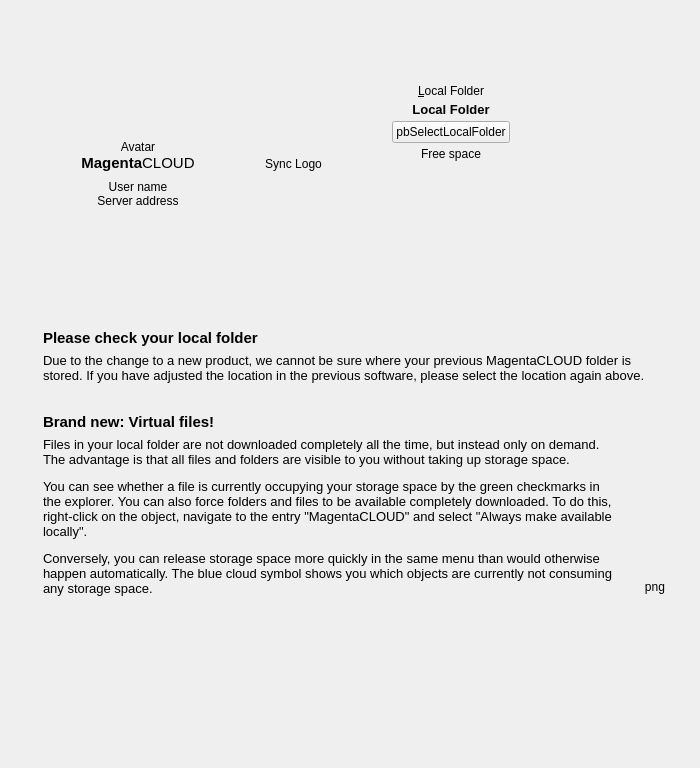
The window that src/gui/wizard/owncloudadvancedsetuppage.ui (nextmcloud/desktop) describes before a commit, drawn with Qt 5.
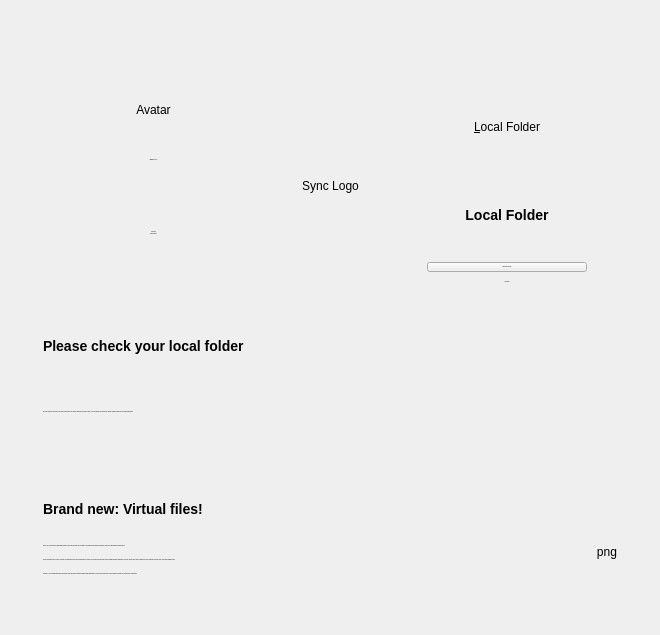
The same window after the commit.

```diff
--- a/src/gui/wizard/owncloudadvancedsetuppage.ui
+++ b/src/gui/wizard/owncloudadvancedsetuppage.ui
@@ -6,8 +6,8 @@
    <rect>
     <x>0</x>
     <y>0</y>
-    <width>700</width>
-    <height>768</height>
+    <width>660</width>
+    <height>635</height>
    </rect>
   </property>
   <property name="sizePolicy">
@@ -19,7 +19,9 @@
   <property name="windowTitle">
    <string notr="true">Form</string>
   </property>
-  <layout class="QVBoxLayout" name="verticalLayout_6">
+  <layout class="QHBoxLayout" name="horizontalLayout_6">
+   <item>
+    <layout class="QVBoxLayout" name="verticalLayout_4">
    <item>
     <spacer name="verticalSpacer_2">
      <property name="orientation">
@@ -37,26 +39,26 @@
     </spacer>
    </item>
    <item>
-    <layout class="QHBoxLayout" name="horizontalLayout_4">
-     <item>
-      <spacer name="horizontalSpacer_12">
-       <property name="orientation">
-        <enum>Qt::Horizontal</enum>
-       </property>
-       <property name="sizeType">
-        <enum>QSizePolicy::Preferred</enum>
-       </property>
-       <property name="sizeHint" stdset="0">
-        <size>
-         <width>70</width>
-         <height>20</height>
-        </size>
-       </property>
-      </spacer>
-     </item>
-     <item>
       <layout class="QHBoxLayout" name="horizontalLayout_3">
        <item>
+        <spacer name="horizontalSpacer_12">
+         <property name="orientation">
+          <enum>Qt::Horizontal</enum>
+         </property>
+         <property name="sizeType">
+          <enum>QSizePolicy::Preferred</enum>
+         </property>
+         <property name="sizeHint" stdset="0">
+          <size>
+           <width>32</width>
+           <height>20</height>
+          </size>
+         </property>
+        </spacer>
+       </item>
+       <item>
+        <layout class="QHBoxLayout" name="horizontalLayout_2">
+         <item>
         <layout class="QVBoxLayout" name="verticalLayout_2">
          <property name="spacing">
           <number>0</number>
@@ -67,12 +69,12 @@
             <enum>Qt::Vertical</enum>
            </property>
            <property name="sizeType">
-            <enum>QSizePolicy::Expanding</enum>
+              <enum>QSizePolicy::Preferred</enum>
            </property>
            <property name="sizeHint" stdset="0">
             <size>
              <width>20</width>
-             <height>40</height>
+               <height>64</height>
             </size>
            </property>
           </spacer>
@@ -87,16 +89,36 @@
            </property>
           </widget>
          </item>
+           <item>
+            <spacer name="verticalSpacer_10">
+             <property name="orientation">
+              <enum>Qt::Vertical</enum>
+             </property>
+             <property name="sizeType">
+              <enum>QSizePolicy::Fixed</enum>
+             </property>
+             <property name="sizeHint" stdset="0">
+              <size>
+               <width>20</width>
+               <height>8</height>
+              </size>
+             </property>
+            </spacer>
+           </item>
          <item>
           <widget class="QLabel" name="userNameLabel_2">
            <property name="font">
             <font>
              <family>Segoe UI</family>
-             <pointsize>11</pointsize>
+               <pointsize>-1</pointsize>
              <weight>50</weight>
+               <italic>false</italic>
              <bold>false</bold>
             </font>
            </property>
+             <property name="styleSheet">
+              <string notr="true">font: 14px &quot;Segoe UI&quot;; color: #191919</string>
+             </property>
            <property name="text">
             <string>&lt;b&gt;Magenta&lt;/b&gt;CLOUD</string>
            </property>
@@ -126,11 +148,15 @@
            <property name="font">
             <font>
              <family>Segoe UI</family>
-             <pointsize>9</pointsize>
+               <pointsize>-1</pointsize>
              <weight>50</weight>
+               <italic>false</italic>
              <bold>false</bold>
             </font>
            </property>
+             <property name="styleSheet">
+              <string notr="true">font: 13px &quot;Segoe UI&quot;;</string>
+             </property>
            <property name="text">
             <string>User name</string>
            </property>
@@ -144,9 +170,15 @@
            <property name="font">
             <font>
              <family>Segoe UI</family>
-             <pointsize>9</pointsize>
-            </font>
-           </property>
+               <pointsize>-1</pointsize>
+               <weight>50</weight>
+               <italic>false</italic>
+               <bold>false</bold>
+              </font>
+             </property>
+             <property name="styleSheet">
+              <string notr="true">font: 13px &quot;Segoe UI&quot;;</string>
+             </property>
            <property name="text">
             <string>Server address</string>
            </property>
@@ -161,7 +193,7 @@
             <enum>Qt::Vertical</enum>
            </property>
            <property name="sizeType">
-            <enum>QSizePolicy::Expanding</enum>
+              <enum>QSizePolicy::Preferred</enum>
            </property>
            <property name="sizeHint" stdset="0">
             <size>
@@ -183,18 +215,34 @@
          </property>
          <property name="sizeHint" stdset="0">
           <size>
-           <width>64</width>
+             <width>32</width>
            <height>20</height>
           </size>
          </property>
         </spacer>
        </item>
        <item>
-        <layout class="QVBoxLayout" name="verticalLayout_4">
+          <layout class="QVBoxLayout" name="verticalLayout">
+           <item>
+            <spacer name="verticalSpacer_12">
+             <property name="orientation">
+              <enum>Qt::Vertical</enum>
+             </property>
+             <property name="sizeType">
+              <enum>QSizePolicy::Fixed</enum>
+             </property>
+             <property name="sizeHint" stdset="0">
+              <size>
+               <width>20</width>
+               <height>50</height>
+              </size>
+             </property>
+            </spacer>
+           </item>
          <item>
           <widget class="QLabel" name="syncLogoLabel">
            <property name="sizePolicy">
-            <sizepolicy hsizetype="Expanding" vsizetype="Expanding">
+              <sizepolicy hsizetype="Fixed" vsizetype="Preferred">
              <horstretch>0</horstretch>
              <verstretch>0</verstretch>
             </sizepolicy>
@@ -218,7 +266,7 @@
            <property name="sizeHint" stdset="0">
             <size>
              <width>20</width>
-             <height>20</height>
+               <height>13</height>
             </size>
            </property>
           </spacer>
@@ -235,7 +283,7 @@
          </property>
          <property name="sizeHint" stdset="0">
           <size>
-           <width>64</width>
+             <width>32</width>
            <height>20</height>
           </size>
          </property>
@@ -257,7 +305,7 @@
            <property name="sizeHint" stdset="0">
             <size>
              <width>20</width>
-             <height>60</height>
+               <height>64</height>
             </size>
            </property>
           </spacer>
@@ -281,18 +329,38 @@
            </property>
           </widget>
          </item>
+           <item>
+            <spacer name="verticalSpacer_11">
+             <property name="orientation">
+              <enum>Qt::Vertical</enum>
+             </property>
+             <property name="sizeType">
+              <enum>QSizePolicy::Fixed</enum>
+             </property>
+             <property name="sizeHint" stdset="0">
+              <size>
+               <width>20</width>
+               <height>8</height>
+              </size>
+             </property>
+            </spacer>
+           </item>
          <item>
           <widget class="QLabel" name="localFolderDescriptionLabel">
            <property name="font">
             <font>
              <family>Segoe UI</family>
-             <pointsize>10</pointsize>
-             <weight>75</weight>
-             <bold>true</bold>
-            </font>
-           </property>
+               <pointsize>-1</pointsize>
+               <weight>50</weight>
+               <italic>false</italic>
+               <bold>false</bold>
+              </font>
+             </property>
+             <property name="styleSheet">
+              <string notr="true">font: 14px &quot;Segoe UI&quot;;</string>
+             </property>
            <property name="text">
-            <string>Local Folder</string>
+              <string>&lt;html&gt;&lt;head/&gt;&lt;body&gt;&lt;p&gt;&lt;b&gt;&lt;span style=&quot; font-size:14px;&quot;&gt;Local Folder&lt;/span&gt;&lt;/b&gt;&lt;/p&gt;&lt;/body&gt;&lt;/html&gt;</string>
            </property>
            <property name="alignment">
             <set>Qt::AlignCenter</set>
@@ -323,17 +391,29 @@
            <item>
             <widget class="QPushButton" name="pbSelectLocalFolder">
              <property name="sizePolicy">
-              <sizepolicy hsizetype="Minimum" vsizetype="Fixed">
+                <sizepolicy hsizetype="Fixed" vsizetype="Fixed">
                <horstretch>0</horstretch>
                <verstretch>0</verstretch>
               </sizepolicy>
              </property>
+               <property name="minimumSize">
+                <size>
+                 <width>160</width>
+                 <height>0</height>
+                </size>
+               </property>
              <property name="font">
               <font>
                <family>Segoe UI</family>
-               <pointsize>9</pointsize>
-              </font>
-             </property>
+                 <pointsize>-1</pointsize>
+                 <weight>50</weight>
+                 <italic>false</italic>
+                 <bold>false</bold>
+                </font>
+               </property>
+               <property name="styleSheet">
+                <string notr="true">font: 14px &quot;Segoe UI&quot;;</string>
+               </property>
              <property name="text">
               <string notr="true">pbSelectLocalFolder</string>
              </property>
@@ -374,9 +454,15 @@
            <property name="font">
             <font>
              <family>Segoe UI</family>
-             <pointsize>9</pointsize>
-            </font>
-           </property>
+               <pointsize>-1</pointsize>
+               <weight>50</weight>
+               <italic>false</italic>
+               <bold>false</bold>
+              </font>
+             </property>
+             <property name="styleSheet">
+              <string notr="true">font: 13px &quot;Segoe UI&quot;;</string>
+             </property>
            <property name="text">
             <string notr="true">Free space</string>
            </property>
@@ -391,7 +477,7 @@
             <enum>Qt::Vertical</enum>
            </property>
            <property name="sizeType">
-            <enum>QSizePolicy::Expanding</enum>
+              <enum>QSizePolicy::Preferred</enum>
            </property>
            <property name="sizeHint" stdset="0">
             <size>
@@ -410,9 +496,12 @@
        <property name="orientation">
         <enum>Qt::Horizontal</enum>
        </property>
+         <property name="sizeType">
+          <enum>QSizePolicy::Preferred</enum>
+         </property>
        <property name="sizeHint" stdset="0">
         <size>
-         <width>40</width>
+           <width>32</width>
          <height>20</height>
         </size>
        </property>
@@ -421,14 +510,14 @@
     </layout>
    </item>
    <item>
-    <layout class="QHBoxLayout" name="horizontalLayout_6">
+      <layout class="QHBoxLayout" name="horizontalLayout_5">
      <item>
       <spacer name="horizontalSpacer_14">
        <property name="orientation">
         <enum>Qt::Horizontal</enum>
        </property>
        <property name="sizeType">
-        <enum>QSizePolicy::Preferred</enum>
+          <enum>QSizePolicy::Fixed</enum>
        </property>
        <property name="sizeHint" stdset="0">
         <size>
@@ -447,13 +536,17 @@
            <property name="font">
             <font>
              <family>Segoe UI</family>
-             <pointsize>11</pointsize>
-             <weight>75</weight>
-             <bold>true</bold>
-            </font>
-           </property>
+               <pointsize>-1</pointsize>
+               <weight>9</weight>
+               <italic>false</italic>
+               <bold>false</bold>
+              </font>
+             </property>
+             <property name="styleSheet">
+              <string notr="true">font: 75 14px &quot;Segoe UI&quot;;</string>
+             </property>
            <property name="text">
-            <string>Please check your local folder</string>
+              <string>&lt;html&gt;&lt;head/&gt;&lt;body&gt;&lt;p&gt;&lt;b&gt;&lt;span style=&quot; font-size:14px;&quot;&gt;Please check your local folder&lt;/span&gt;&lt;/b&gt;&lt;/p&gt;&lt;/body&gt;&lt;/html&gt;</string>
            </property>
            <property name="alignment">
             <set>Qt::AlignLeading|Qt::AlignLeft|Qt::AlignVCenter</set>
@@ -467,11 +560,15 @@
          <property name="font">
           <font>
            <family>Segoe UI</family>
-           <pointsize>10</pointsize>
+             <pointsize>-1</pointsize>
            <weight>50</weight>
+             <italic>false</italic>
            <bold>false</bold>
           </font>
          </property>
+           <property name="styleSheet">
+            <string notr="true">font: 13px &quot;Segoe UI&quot;;</string>
+           </property>
          <property name="text">
           <string>Due to the change to a new product, we cannot be sure where your previous MagentaCLOUD folder is stored. If you have adjusted the location in the previous software, please select the location again above.</string>
          </property>
@@ -488,10 +585,13 @@
          <property name="orientation">
           <enum>Qt::Vertical</enum>
          </property>
+           <property name="sizeType">
+            <enum>QSizePolicy::Fixed</enum>
+           </property>
          <property name="sizeHint" stdset="0">
           <size>
            <width>20</width>
-           <height>24</height>
+             <height>32</height>
           </size>
          </property>
         </spacer>
@@ -501,13 +601,17 @@
          <property name="font">
           <font>
            <family>Segoe UI</family>
-           <pointsize>11</pointsize>
-           <weight>75</weight>
-           <bold>true</bold>
-          </font>
-         </property>
+             <pointsize>-1</pointsize>
+             <weight>9</weight>
+             <italic>false</italic>
+             <bold>false</bold>
+            </font>
+           </property>
+           <property name="styleSheet">
+            <string notr="true">font: 75 14px &quot;Segoe UI&quot;;</string>
+           </property>
          <property name="text">
-          <string>Brand new: Virtual files!</string>
+            <string>&lt;html&gt;&lt;head/&gt;&lt;body&gt;&lt;p&gt;&lt;b&gt;&lt;span style=&quot; font-size:14px;&quot;&gt;Brand new: Virtual files!&lt;/span&gt;&lt;/b&gt;&lt;/p&gt;&lt;/body&gt;&lt;/html&gt;</string>
          </property>
          <property name="alignment">
           <set>Qt::AlignLeading|Qt::AlignLeft|Qt::AlignVCenter</set>
@@ -515,17 +619,21 @@
         </widget>
        </item>
        <item>
-        <layout class="QHBoxLayout" name="horizontalLayout_5">
+          <layout class="QHBoxLayout" name="horizontalLayout_4">
          <item>
           <widget class="QLabel" name="localFolderHead_8">
            <property name="font">
             <font>
              <family>Segoe UI</family>
-             <pointsize>10</pointsize>
+               <pointsize>-1</pointsize>
              <weight>50</weight>
+               <italic>false</italic>
              <bold>false</bold>
             </font>
            </property>
+             <property name="styleSheet">
+              <string notr="true">font: 13px &quot;Segoe UI&quot;;</string>
+             </property>
            <property name="text">
             <string notr="true">&lt;html&gt;&lt;head/&gt;&lt;body&gt;&lt;p&gt;Files in your local folder are not downloaded completely all the time, but instead only on demand. The advantage is that all files and folders are visible to you without taking up storage space.&lt;/p&gt;&lt;p&gt;You can see whether a file is currently occupying your storage space by the green checkmarks in the explorer. You can also force folders and files to be available completely downloaded. To do this, right-click on the object, navigate to the entry &amp;quot;MagentaCLOUD&amp;quot; and select &amp;quot;Always make available locally&amp;quot;.&lt;/p&gt;&lt;p&gt;Conversely, you can release storage space more quickly in the same menu than would otherwise happen automatically. The blue cloud symbol shows you which objects are currently not consuming any storage space.&lt;/p&gt;&lt;/body&gt;&lt;/html&gt;</string>
            </property>
@@ -540,22 +648,22 @@
          <item>
           <widget class="QLabel" name="statusIcon">
            <property name="sizePolicy">
-            <sizepolicy hsizetype="Maximum" vsizetype="Maximum">
+              <sizepolicy hsizetype="Fixed" vsizetype="Preferred">
              <horstretch>0</horstretch>
              <verstretch>0</verstretch>
             </sizepolicy>
            </property>
            <property name="minimumSize">
             <size>
-             <width>40</width>
-             <height>300</height>
+               <width>0</width>
+               <height>0</height>
             </size>
            </property>
            <property name="text">
             <string>png</string>
            </property>
            <property name="alignment">
-            <set>Qt::AlignRight|Qt::AlignTrailing|Qt::AlignVCenter</set>
+              <set>Qt::AlignRight|Qt::AlignTop|Qt::AlignTrailing</set>
            </property>
            <property name="buddy">
             <cstring>pbSelectLocalFolder</cstring>
@@ -572,11 +680,11 @@
         <enum>Qt::Horizontal</enum>
        </property>
        <property name="sizeType">
-        <enum>QSizePolicy::Preferred</enum>
+          <enum>QSizePolicy::Fixed</enum>
        </property>
        <property name="sizeHint" stdset="0">
         <size>
-         <width>24</width>
+           <width>32</width>
          <height>20</height>
         </size>
        </property>
@@ -599,6 +707,8 @@
       </size>
      </property>
     </spacer>
+     </item>
+    </layout>
    </item>
   </layout>
  </widget>
```
Lines whose indentation alone changed are shown as unchanged.
